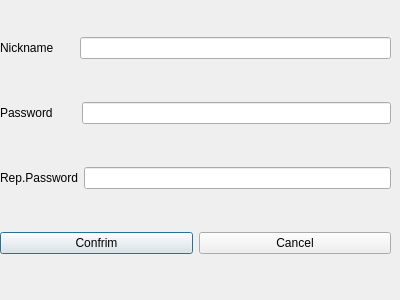
First picture: the form in ClientQt/ClientSide/register.ui, repository raik199x/Clent-server-Chat-linux, before the edit.
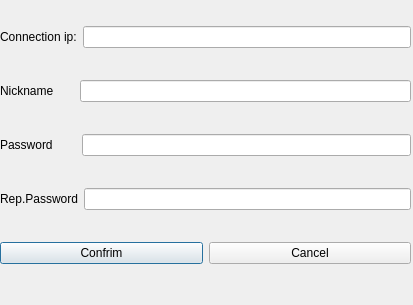
Second picture: the form after the edit.

Commit message: add ip connection line

```diff
--- a/ClientQt/ClientSide/register.ui
+++ b/ClientQt/ClientSide/register.ui
@@ -6,8 +6,8 @@
    <rect>
     <x>0</x>
     <y>0</y>
-    <width>400</width>
-    <height>300</height>
+    <width>413</width>
+    <height>305</height>
    </rect>
   </property>
   <property name="windowTitle">
@@ -18,11 +18,25 @@
     <rect>
      <x>0</x>
      <y>0</y>
-     <width>391</width>
+     <width>411</width>
      <height>291</height>
     </rect>
    </property>
    <layout class="QVBoxLayout" name="verticalLayout">
+    <item>
+     <layout class="QHBoxLayout" name="horizontalLayout_5">
+      <item>
+       <widget class="QLabel" name="conip">
+        <property name="text">
+         <string>Connection ip:</string>
+        </property>
+       </widget>
+      </item>
+      <item>
+       <widget class="QLineEdit" name="ipWrite"/>
+      </item>
+     </layout>
+    </item>
     <item>
      <layout class="QHBoxLayout" name="horizontalLayout_2">
       <item>
```
The commit also changes 11 other files.
